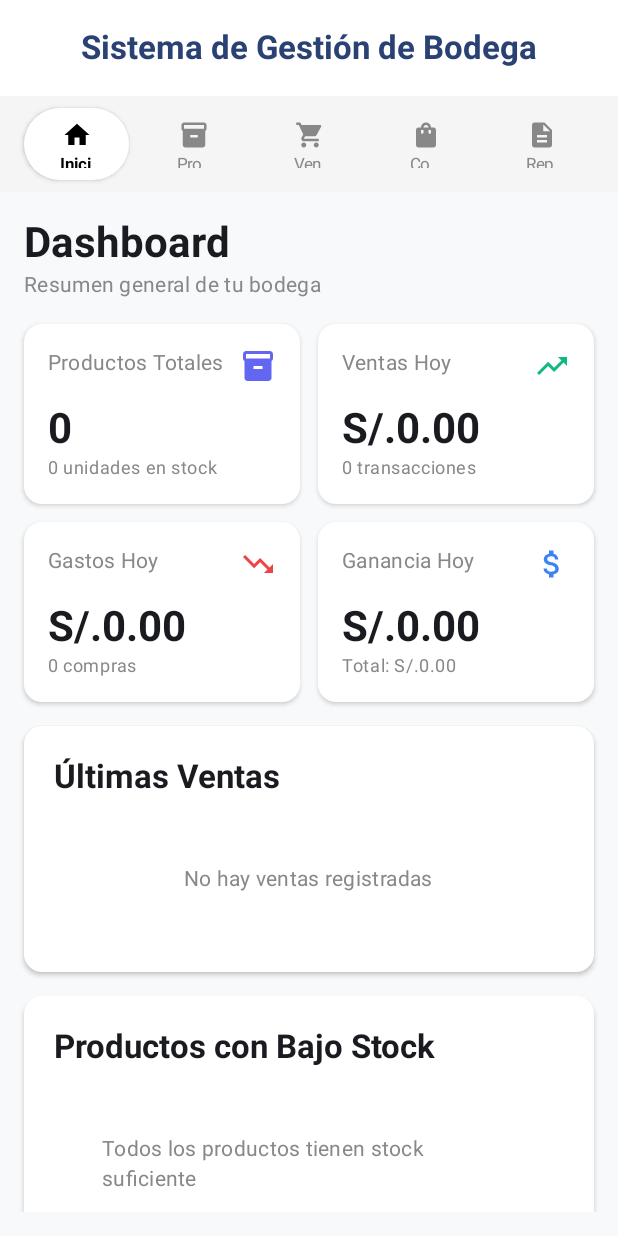
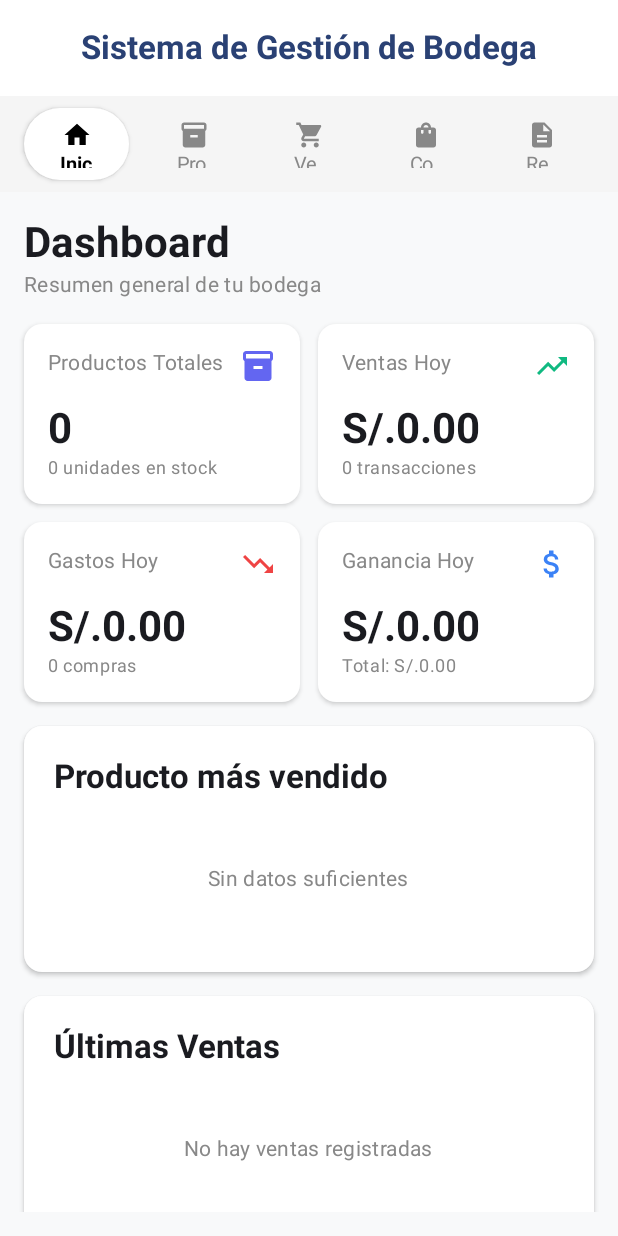
Before and after one commit to fef159/BodeApp-Control-de-Ventas, an Android app built with Jetpack Compose: the screen it shows after launch (MainActivity), on a phone screen of 412 x 824 dp. Run offline under Robolectric (Android 15) with nearby library versions, the phone set to English and light mode, and no system bars; our stand-ins replace Room's generated code.

Commit message:
Día Final - Retoques

```diff
--- a/BodeAPP/app/src/main/java/com/bodeapp/presentation/screens/HomeScreen.kt
+++ b/BodeAPP/app/src/main/java/com/bodeapp/presentation/screens/HomeScreen.kt
@@ -97,7 +97,7 @@ fun RowScope.NavigationTab(
             )
             Text(
                 text = label,
-                fontSize = 11.sp,
+                fontSize = 13.sp,
                 fontWeight = if (isSelected) FontWeight.Bold else FontWeight.Normal
             )
         }
@@ -181,6 +181,13 @@ fun HomeScreen(navController: NavController) {
     val totalStock = productos.sumOf { it.stock }
 
     val productosStockBajo = productos.filter { it.stock < 10 }
+
+    // Cálculo del producto más vendido (acumulado por cantidad)
+    val ventasPorProducto: Map<Int, Int> = ventas.groupBy { it.productoId }
+        .mapValues { entry -> entry.value.sumOf { it.cantidad } }
+    val productoMasVendidoId: Int? = ventasPorProducto.maxByOrNull { it.value }?.key
+    val cantidadMasVendida: Int = productoMasVendidoId?.let { ventasPorProducto[it] } ?: 0
+    val productoMasVendidoNombre: String? = productoMasVendidoId?.let { id -> productos.find { it.id == id }?.nombre }
 
     Scaffold(
         topBar = {
@@ -267,6 +274,64 @@ fun HomeScreen(navController: NavController) {
                             icon = Icons.Default.AttachMoney,
                             iconTint = if (gananciaHoy >= 0) Color(0xFF3B82F6) else Color(0xFFEF4444)
                         )
+                    }
+                }
+            }
+
+            // Tarjeta de Producto más vendido
+            item {
+                Card(
+                    modifier = Modifier.fillMaxWidth(),
+                    colors = CardDefaults.cardColors(containerColor = Color.White),
+                    elevation = CardDefaults.cardElevation(2.dp),
+                    shape = RoundedCornerShape(12.dp)
+                ) {
+                    Column(
+                        modifier = Modifier.padding(20.dp)
+                    ) {
+                        Text(
+                            text = "Producto más vendido",
+                            style = MaterialTheme.typography.titleLarge,
+                            fontWeight = FontWeight.Bold
+                        )
+                        Spacer(modifier = Modifier.height(12.dp))
+                        if (productoMasVendidoNombre == null || cantidadMasVendida == 0) {
+                            Box(
+                                modifier = Modifier
+                                    .fillMaxWidth()
+                                    .padding(32.dp),
+                                contentAlignment = Alignment.Center
+                            ) {
+                                Text(
+                                    text = "Sin datos suficientes",
+                                    color = Color.Gray,
+                                    style = MaterialTheme.typography.bodyMedium
+                                )
+                            }
+                        } else {
+                            Row(
+                                modifier = Modifier.fillMaxWidth(),
+                                horizontalArrangement = Arrangement.SpaceBetween,
+                                verticalAlignment = Alignment.CenterVertically
+                            ) {
+                                Column(modifier = Modifier.weight(1f)) {
+                                    Text(
+                                        text = productoMasVendidoNombre,
+                                        fontWeight = FontWeight.Medium
+                                    )
+                                    Text(
+                                        text = "Unidades vendidas: $cantidadMasVendida",
+                                        style = MaterialTheme.typography.bodySmall,
+                                        color = Color.Gray
+                                    )
+                                }
+                                Icon(
+                                    imageVector = Icons.Default.Star,
+                                    contentDescription = null,
+                                    tint = Color(0xFFF59E0B)
+                                )
+                            }
+                        }
                     }
                 }
             }
```
